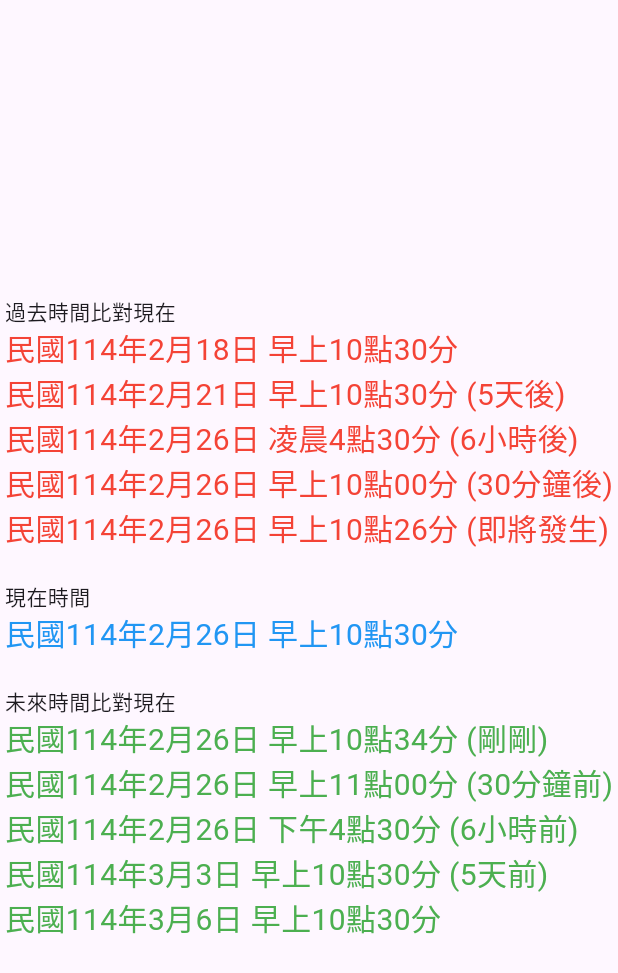
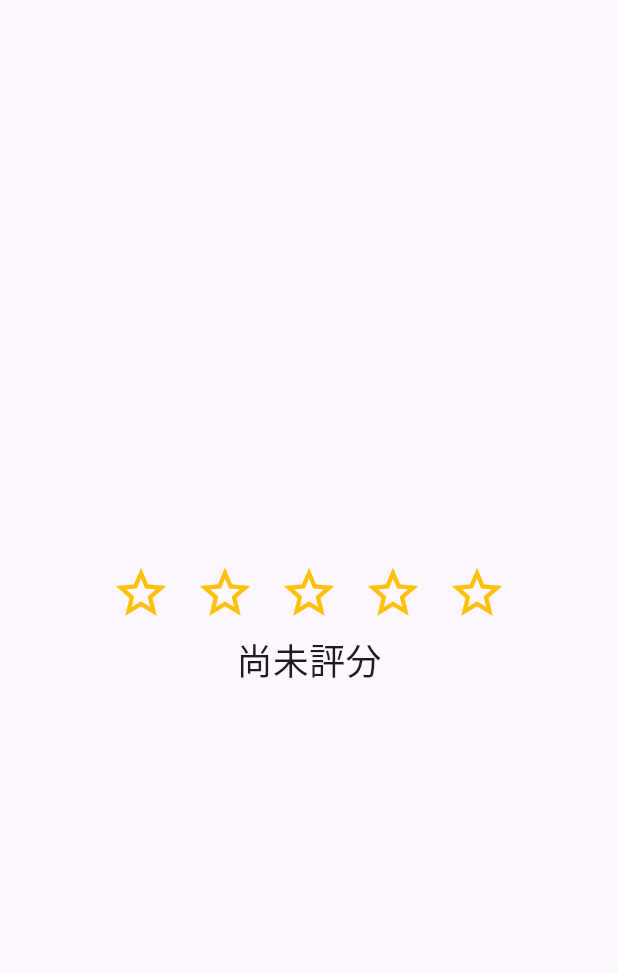
Before and after one commit to SmartManPeter/flutter_train, a Flutter app: the screen it shows after launch, on a phone screen of 412 x 824 dp. Shown: the top 973 px of the screen. Run offline on Flutter 3.47's test engine with Material 3 defaults, Android fonts, the phone set to English and light mode, and no system bars.

Commit message:
hw-03作業完成

```diff
--- a/lib/main.dart
+++ b/lib/main.dart
@@ -1,5 +1,5 @@
 import 'package:flutter/material.dart';
-import 'package:homework1/widgets/taiwan_time.dart';
+import 'package:homework1/widgets/star_rating.dart';
 
 void main() {
   runApp(const MainApp());
@@ -11,106 +11,15 @@ class MainApp extends StatelessWidget {
   @override
   Widget build(BuildContext context) {
     return MaterialApp(
-      home: Scaffold(
-        body: Center(
-            child: Column(
-          mainAxisAlignment: MainAxisAlignment.center,
-          crossAxisAlignment: CrossAxisAlignment.start,
-          children: [
-            Text("過去時間比對現在"),
-            TaiwanTime(
-              time: DateTime.now().add(Duration(days: -8)).add(Duration(seconds: 5)),
-              showFuzzy: true,
-              style: TextStyle(
-                color: Colors.red,
-                fontSize: 20,
-              ),
-            ),
-            TaiwanTime(
-              time: DateTime.now().add(Duration(days: -5)),
-              showFuzzy: true,
-              style: TextStyle(
-                color: Colors.red,
-                fontSize: 20,
-              ),
-            ),
-            TaiwanTime(
-              time: DateTime.now().add(Duration(hours: -6)),
-              showFuzzy: true,
-              style: TextStyle(
-                color: Colors.red,
-                fontSize: 20,
-              ),
-            ),
-            TaiwanTime(
-              time: DateTime.now().add(Duration(minutes: -30)),
-              showFuzzy: true,
-              style: TextStyle(
-                color: Colors.red,
-                fontSize: 20,
-              ),
-            ),
-            TaiwanTime(
-              time: DateTime.now().add(Duration(minutes: -4)),
-              showFuzzy: true,
-              style: TextStyle(
-                color: Colors.red,
-                fontSize: 20,
-              ),
-            ),
-            Text("\n現在時間"),
-            TaiwanTime(
-              time: DateTime.now(),
-              showFuzzy: false,
-              style: TextStyle(
-                color: Colors.blue,
-                fontSize: 20,
-              ),
-            ),
-            Text("\n未來時間比對現在"),
-            TaiwanTime(
-              time: DateTime.now().add(Duration(minutes: 4)).add(Duration(seconds: 5)).add(Duration(seconds: 5)),
-              showFuzzy: true,
-              style: TextStyle(
-                color: Colors.green,
-                fontSize: 20,
-              ),
-            ),
-            TaiwanTime(
-              time: DateTime.now().add(Duration(minutes: 30)).add(Duration(seconds: 5)),
-              showFuzzy: true,
-              style: TextStyle(
-                color: Colors.green,
-                fontSize: 20,
-              ),
-            ),
-            TaiwanTime(
-              time: DateTime.now().add(Duration(hours: 6)).add(Duration(seconds: 5)),
-              showFuzzy: true,
-              style: TextStyle(
-                color: Colors.green,
-                fontSize: 20,
-              ),
-            ),
-            TaiwanTime(
-              time: DateTime.now().add(Duration(days: 5)).add(Duration(seconds: 5)),
-              showFuzzy: true,
-              style: TextStyle(
-                color: Colors.green,
-                fontSize: 20,
-              ),
-            ),
-            TaiwanTime(
-              time: DateTime.now().add(Duration(days: 8)).add(Duration(seconds: 5)),
-              showFuzzy: true,
-              style: TextStyle(
-                color: Colors.green,
-                fontSize: 20,
-              ),
-            ),
-          ],
-        )),
+        home: Scaffold(
+      body: Center(
+        child: StarRating(
+          rating: 0,
+          onRatingChanged: (rating) {
+            print('評分事件觸發，評分為: $rating');
+          },
+        ),
       ),
-    );
+    ));
   }
 }
--- /dev/null
+++ b/lib/widgets/star_rating.dart
@@ -0,0 +1,82 @@
+import 'package:flutter/material.dart';
+
+/*評分元件*/
+class StarRating extends StatefulWidget {
+  final int rating;
+  final ValueChanged<int> onRatingChanged;
+  const StarRating({
+    super.key,
+    required this.rating,
+    required this.onRatingChanged,
+  });
+
+  @override
+  StarRatingState createState() => StarRatingState();
+}
+
+class StarRatingState extends State<StarRating> {
+  late int _currentRating;
+  @override
+  void initState() {
+    super.initState();
+    _currentRating = widget.rating;
+  }
+
+  void _onRatingChanged(int newRating) {
+    setState(() {
+      _currentRating = newRating;
+    });
+    widget.onRatingChanged(newRating);
+  }
+
+  @override
+  Widget build(BuildContext context) {
+    return Column(
+      mainAxisAlignment: MainAxisAlignment.center,
+      children: [
+        Row(
+          mainAxisSize: MainAxisSize.min,
+          children: [
+            for (int starIndex = 1; starIndex <= 5; starIndex++)
+              Star(
+                filled: starIndex <= _currentRating,
+                onPressed: () => _onRatingChanged(starIndex),
+              ),
+          ],
+        ),
+        Row(
+          mainAxisSize: MainAxisSize.min,
+          children: [
+            Text(
+              _currentRating == 0 ? "尚未評分" : "目前評分 ：$_currentRating",
+              style: TextStyle(fontSize: 24),
+            ),
+          ],
+        ),
+      ],
+    );
+  }
+}
+
+/*評分元件附屬-基礎星星元件*/
+class Star extends StatelessWidget {
+  final bool filled;
+  final VoidCallback onPressed;
+  const Star({
+    super.key,
+    required this.filled,
+    required this.onPressed,
+  });
+
+  @override
+  Widget build(BuildContext context) {
+    return IconButton(
+      icon: Icon(
+        filled ? Icons.star : Icons.star_border,
+        color: Colors.amber,
+        size: 40,
+      ),
+      onPressed: onPressed,
+    );
+  }
+}
--- a/lib/widgets/taiwan_time.dart
+++ /dev/null
@@ -1,77 +0,0 @@
-import 'package:flutter/material.dart';
-import 'package:homework1/main.dart';
-import 'package:intl/intl.dart';
-
-class TaiwanTime extends StatelessWidget {
-  final DateTime time;
-  final bool showFuzzy;
-  final TextStyle? style;
-  const TaiwanTime({super.key, required this.time, this.showFuzzy = false, this.style});
-
-  @override
-  Widget build(BuildContext context) {
-    //print("TimeNow：${DateFormat("yyyy/MM/dd HH:mm:ss").format(widget.time)}、${widget.showFuzzy}");
-
-    return Column(
-      children: [
-        Text(
-          formatTaiwanDateTime(time, showFuzzy),
-          style: style ?? TextStyle(fontSize: 16, color: Colors.black),
-        ),
-      ],
-    );
-  }
-}
-
-String formatTaiwanDateTime(DateTime time, bool showFuzzy) {
-  //年月日時分
-  int year = time.year - 1911;
-  int month = time.month;
-  int day = time.day;
-  int hour = time.hour;
-  int minute = time.minute;
-
-  //時間區段分類
-  String period;
-  int transformHour = hour;
-  if (hour >= 0 && hour < 6) {
-    period = "凌晨";
-  } else if (hour >= 6 && hour < 12) {
-    period = "早上";
-  } else if (hour >= 12 && hour < 18) {
-    period = "下午";
-    if (hour > 12) transformHour -= 12; // 12:00 以上轉換
-  } else {
-    period = "晚上";
-    if (hour > 12) transformHour -= 12; // 12:00 以上轉換
-  }
-
-  //模糊時間
-  String fuzzyStr = "";
-  if (showFuzzy) {
-    Duration difference = time.difference(DateTime.now());
-    int diffMinutes = difference.inMinutes;
-    int diffHours = difference.inHours;
-    int diffDays = difference.inDays;
-
-    if (difference.inMinutes.abs() < 5) {
-      fuzzyStr = diffMinutes < 0 ? "即將發生" : "剛剛";
-    } else if (difference.inHours.abs() < 1) {
-      fuzzyStr = diffMinutes < 0 ? "${diffMinutes.abs()}分鐘後" : "${diffMinutes.abs()}分鐘前";
-    } else if (difference.inDays.abs() < 1) {
-      fuzzyStr = diffHours < 0 ? "${diffHours.abs()}小時後" : "${diffHours.abs()}小時前";
-    } else if (difference.inDays.abs() < 7) {
-      fuzzyStr = diffDays < 0 ? "${diffDays.abs()}天後" : "${diffDays.abs()}天前";
-    } else {
-      fuzzyStr = ""; // 超過一週不顯示
-    }
-
-    //print("總天：$diffDays、總時：$diffHours、總分：$diffMinutes、文字：$fuzzyStr");
-  }
-
-  return "民國$year年$month月$day日 $period$transformHour點${minute.toString().padLeft(2, '0')}分${isNullOrEmpty(fuzzyStr) ? "" : " ($fuzzyStr)"}";
-}
-
-bool isNullOrEmpty(String? text) {
-  return text == null || text.isEmpty;
-}
```
